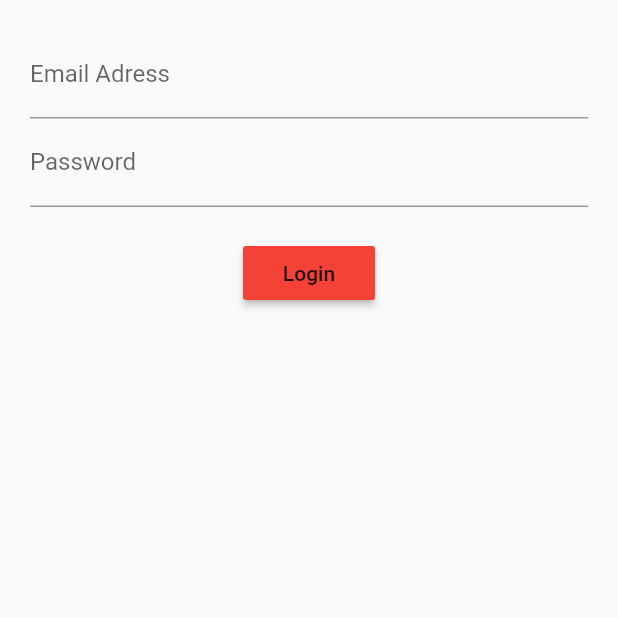
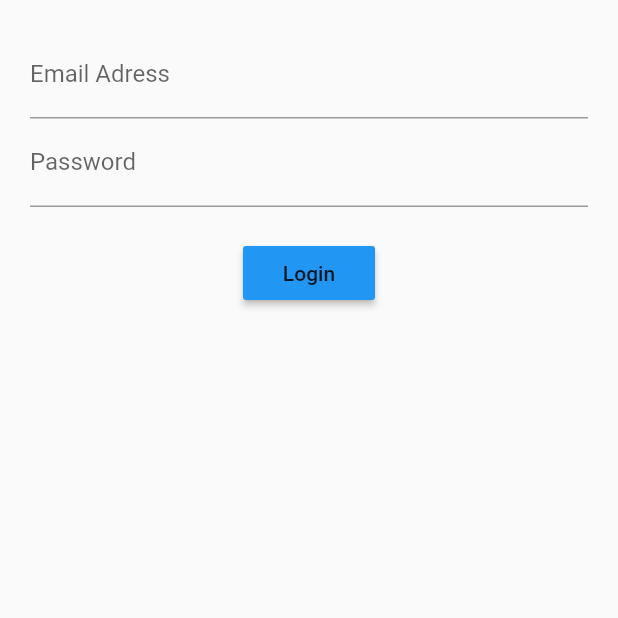
Before and after one commit to ToprakOzgur/loginBloc, a Flutter app: the screen it shows after launch, after a tap on "Login", on a phone screen of 412 x 824 dp, the top half of it. Run offline on Flutter 3.47's test engine with Material 2 defaults, Android fonts, the phone set to English and light mode, and no system bars; our stand-ins replace rxdart.

Commit message:
rxDart added,submit button finished

```diff
--- a/lib/src/blocs/bloc.dart
+++ b/lib/src/blocs/bloc.dart
@@ -1,13 +1,16 @@
 import 'dart:async';
 import 'validators.dart';
+import 'package:rxdart/rxdart.dart';
 
 class Bloc extends Validators {
-  final _email = StreamController<String>();
-  final _password = StreamController<String>();
+  final _email = StreamController<String>.broadcast();
+  final _password = StreamController<String>.broadcast();
 
 //Add data to stream
   Stream<String> get email => _email.stream.transform(validateEmail);
   Stream<String> get password => _password.stream.transform(validatePassword);
+  Stream<bool> get submitValid =>
+      Observable.combineLatest2(email, password, (e, p) => true);
 
 // Change data
   Function(String) get changeEmail => _email.sink.add;
--- a/lib/src/screens/login_screen.dart
+++ b/lib/src/screens/login_screen.dart
@@ -12,7 +12,7 @@ class LoginScreen extends StatelessWidget {
             emailField(bloc),
             passwordField(bloc),
             Container(margin: EdgeInsets.only(top: 20.0)),
-            submitButton(),
+            submitButton(bloc),
           ],
         ));
   }
@@ -49,11 +49,20 @@ class LoginScreen extends StatelessWidget {
         });
   }
 
-  Widget submitButton() {
-    return RaisedButton(
-      child: Text('Login'),
-      color: Colors.red,
-      onPressed: () {},
+  Widget submitButton(Bloc bloc) {
+    return StreamBuilder(
+      stream: bloc.submitValid,
+      builder: (context, snapshot) {
+        return RaisedButton(
+          child: Text('Login'),
+          color: Colors.blue,
+          onPressed: snapshot.hasError
+              ? null
+              : () {
+                  print('Hi There');
+                },
+        );
+      },
     );
   }
 }
--- a/pubspec.yaml
+++ b/pubspec.yaml
@@ -23,6 +23,8 @@ dependencies:
   # The following adds the Cupertino Icons font to your application.
   # Use with the CupertinoIcons class for iOS style icons.
   cupertino_icons: ^0.1.2
+
+  rxdart: ^0.21.0
 
 dev_dependencies:
   flutter_test:
```
Also changed, not shown: pubspec.lock.
